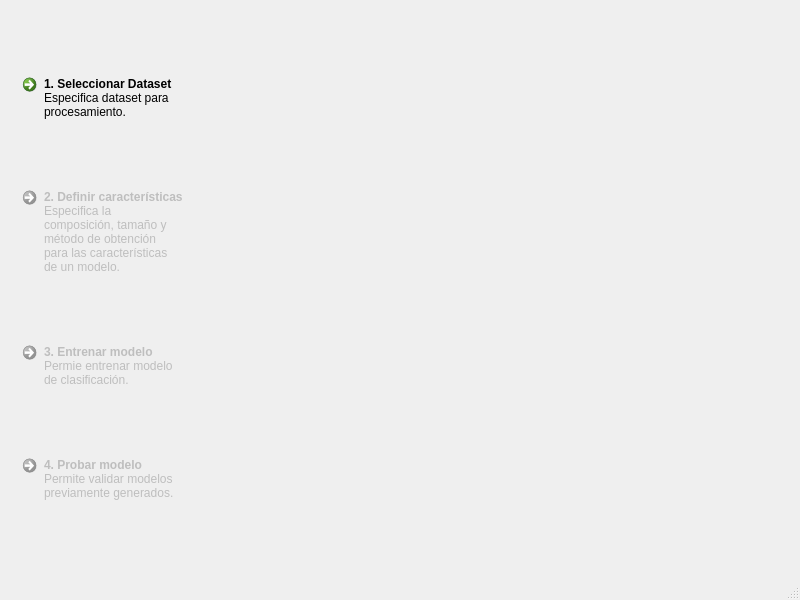
The window that mainwindow.ui (jorgeorm/scopclassificator) describes before a commit, drawn with Qt 5.
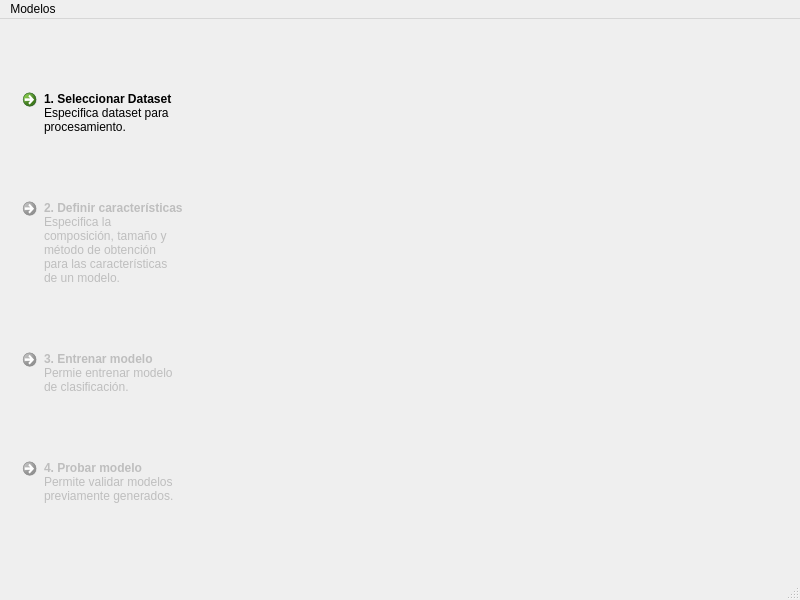
The same window after the commit.

Commit message: Created ability to load models.

Diff of the .ui file:
```diff
--- a/mainwindow.ui
+++ b/mainwindow.ui
@@ -182,6 +182,13 @@
      <height>26</height>
     </rect>
    </property>
+   <widget class="QMenu" name="modelMenu">
+    <property name="title">
+     <string>Modelos</string>
+    </property>
+    <addaction name="actionLoadModel"/>
+   </widget>
+   <addaction name="modelMenu"/>
   </widget>
   <widget class="QStatusBar" name="statusBar"/>
  </widget>
```
Left out of the diff: 11 changed lines with no effect on the pictures. The commit also changes 6 other files.
